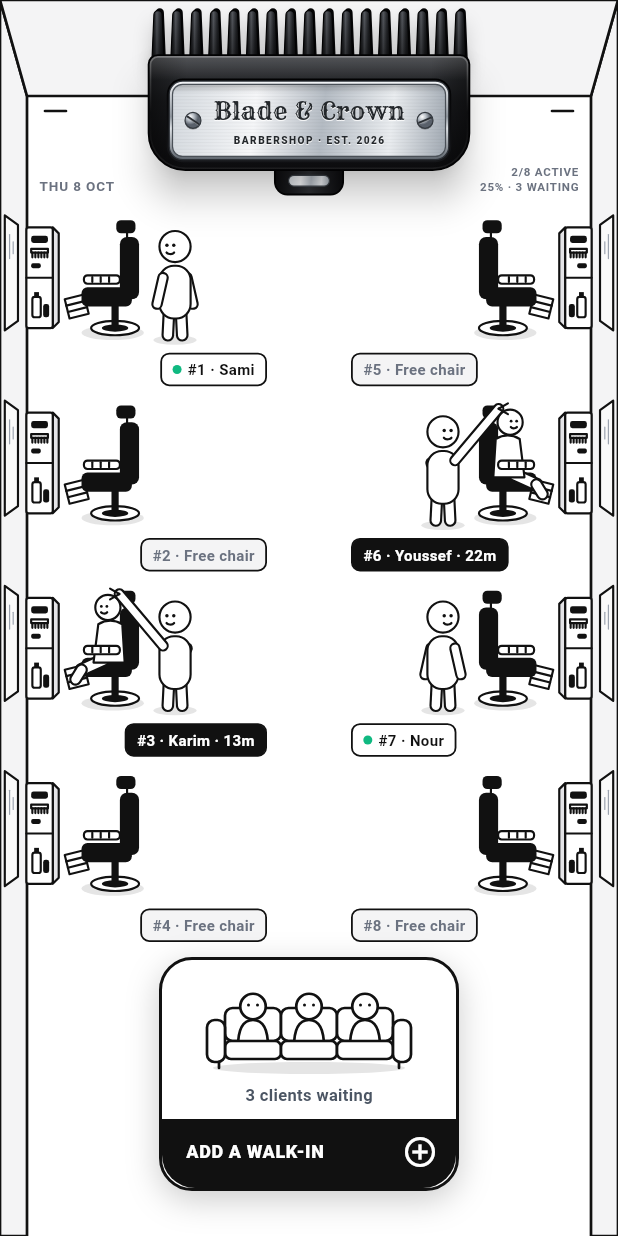
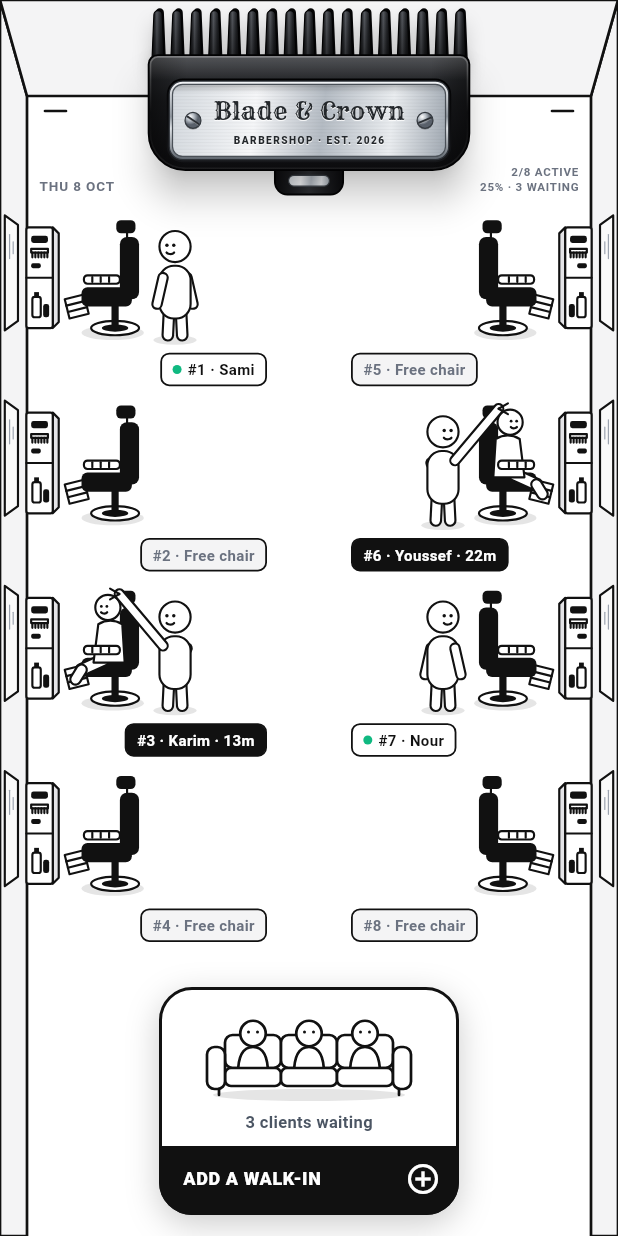
Before and after one commit to badiss-benzarti/flutter, a Flutter app: the _SalonFloorScreen screen opened directly, on a phone screen of 412 x 824 dp. Run offline on Flutter 3.47's test engine with Material 3 defaults, Android fonts, the phone set to English and light mode, and no system bars; our stand-ins replace flutter_map, flutter_riverpod, flutter_secure_storage, image_picker, latlong2, sqflite and 3 more; accounts and stored records are empty.

Commit message:
Waiting couch always at the bottom of the room; clean corners on its button
- RoomView lays the room out in a SliverFillRemaining: the free space goes
  between the chairs and the couch, so the couch sits just above the
  navigation bar with few chairs, and at the end of the scroll with many
- The couch card is clipped to its rounded shape with the outline drawn on
  top, so the black action bar fills the corners (no white edges)

Co-Authored-By: Claude Opus 5.5 <noreply@anthropic.com>

```diff
--- a/lib/features/floor_plan/presentation/widgets/room/room_view.dart
+++ b/lib/features/floor_plan/presentation/widgets/room/room_view.dart
@@ -105,10 +105,14 @@ class RoomView extends StatelessWidget {
           onTap: onStationTap == null ? () {} : () => onStationTap!(s),
         );
 
-        final room = SingleChildScrollView(
+        // The free space goes between the chairs and the couch, so the
+        // couch always sits at the bottom, just above the navigation bar;
+        // larger shops scroll with the couch at the end.
+        final room = CustomScrollView(
           physics: const AlwaysScrollableScrollPhysics(),
-          child: ConstrainedBox(
-            constraints: BoxConstraints(minHeight: constraints.maxHeight),
+          slivers: [
+            SliverFillRemaining(
+              hasScrollBody: false,
               child: CustomPaint(
                 painter: const RoomShellPainter(
                   ceilingHeight: _ceilingHeight,
@@ -140,6 +144,7 @@ class RoomView extends StatelessWidget {
                           ],
                         ),
                       ),
+                    const Spacer(),
                     Padding(
                       padding: const EdgeInsets.only(top: 10, bottom: 14),
                       child: WaitingCouchWidget(
@@ -153,6 +158,7 @@ class RoomView extends StatelessWidget {
                 ),
               ),
             ),
+          ],
         );
 
         return onRefresh == null
--- a/lib/features/floor_plan/presentation/widgets/waiting_couch_widget.dart
+++ b/lib/features/floor_plan/presentation/widgets/waiting_couch_widget.dart
@@ -23,13 +23,14 @@ class WaitingCouchWidget extends StatelessWidget {
 
   @override
   Widget build(BuildContext context) {
+    // The card is clipped to its rounded shape and the outline is drawn on
+    // top, so the black action bar reaches the corners with no white edge.
     return Container(
       width: 200,
-      decoration: BoxDecoration(
+      decoration: const BoxDecoration(
         color: Colors.white,
-        borderRadius: const BorderRadius.all(_radius),
-        border: Border.all(color: RoomInk.ink, width: 2),
-        boxShadow: const [
+        borderRadius: BorderRadius.all(_radius),
+        boxShadow: [
           BoxShadow(
             color: Color(0x33000000),
             blurRadius: 18,
@@ -37,6 +38,11 @@ class WaitingCouchWidget extends StatelessWidget {
           ),
         ],
       ),
+      foregroundDecoration: BoxDecoration(
+        borderRadius: const BorderRadius.all(_radius),
+        border: Border.all(color: RoomInk.ink, width: 2),
+      ),
+      clipBehavior: Clip.antiAlias,
       child: Column(
         mainAxisSize: MainAxisSize.min,
         children: [
@@ -68,10 +74,8 @@ class WaitingCouchWidget extends StatelessWidget {
           ),
           Material(
             color: RoomInk.ink,
-            borderRadius: const BorderRadius.vertical(bottom: _radius),
             child: InkWell(
               onTap: onReserveTap,
-              borderRadius: const BorderRadius.vertical(bottom: _radius),
               child: Padding(
                 padding: const EdgeInsets.fromLTRB(16, 10, 12, 12),
                 child: Row(
```
Lines whose indentation alone changed are shown as unchanged.
